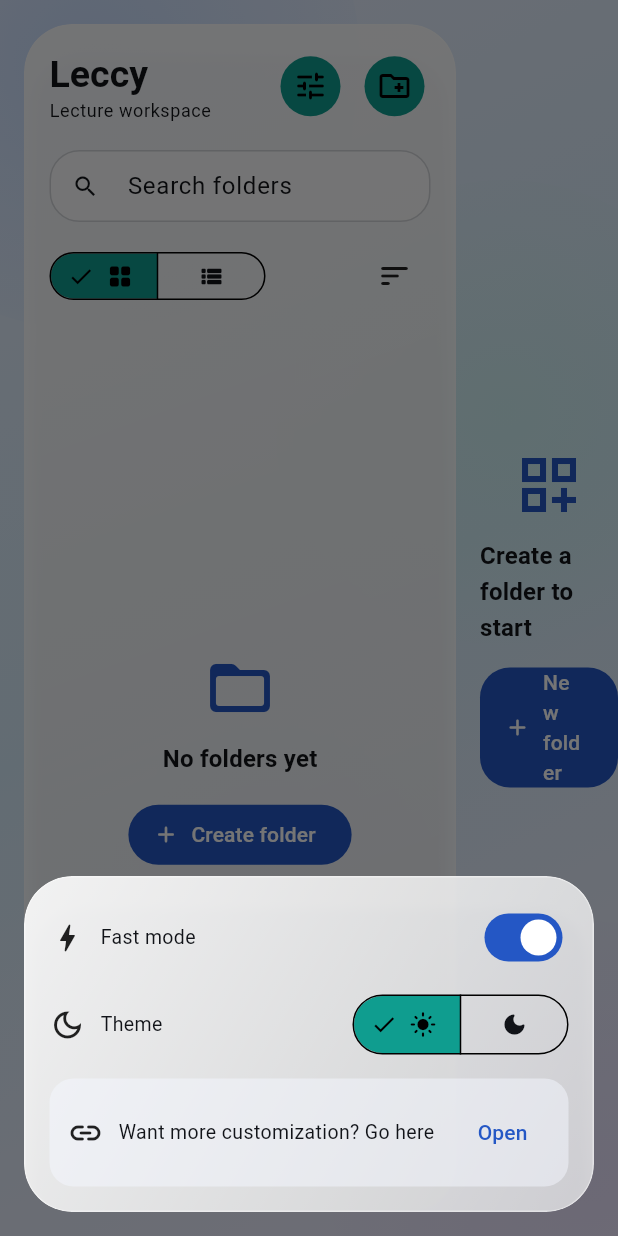
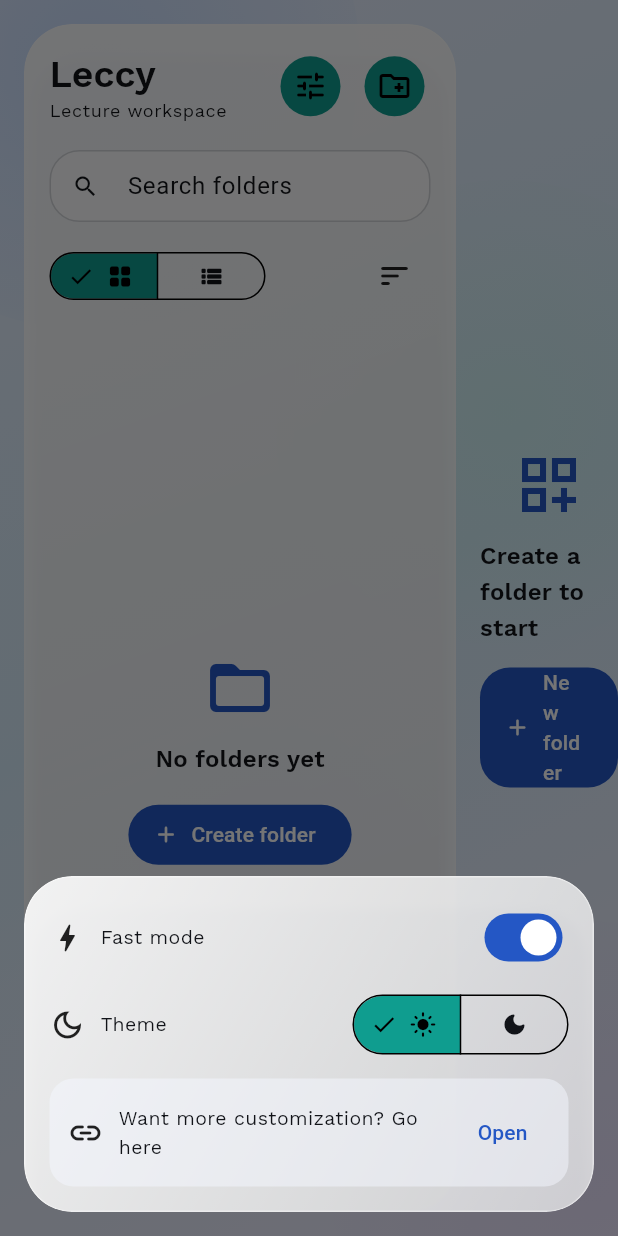
Before and after one commit to Tawan4722/Leccy, a Flutter app: the screen it shows after launch, after a tap on the "tune" icon, on a phone screen of 412 x 824 dp. Run offline on Flutter 3.47's test engine with Material 3 defaults, Android fonts, the phone set to English and light mode, and no system bars; our stand-ins replace file_picker, flutter_riverpod, google_fonts, sqflite_common_ffi; missing offline and left inert: flutter_quill; accounts and stored records are empty; Roboto replaces fonts that are missing (Montserrat).

Commit message:
style: switch app typography to Work Sans

```diff
--- a/lib/src/ui/leccy_app.dart
+++ b/lib/src/ui/leccy_app.dart
@@ -8,6 +8,7 @@ import 'package:flutter/material.dart';
 import 'package:flutter_localizations/flutter_localizations.dart';
 import 'package:flutter_quill/flutter_quill.dart' as quill;
 import 'package:flutter_riverpod/flutter_riverpod.dart';
+import 'package:google_fonts/google_fonts.dart';
 import 'package:intl/intl.dart';
 import 'package:url_launcher/url_launcher.dart';
 
@@ -54,27 +55,22 @@ class LeccyApp extends ConsumerWidget {
   }
 
   ThemeData _buildTheme(ColorScheme scheme, bool isDark) {
+    final baseTextTheme = const TextTheme(
+      headlineSmall: TextStyle(fontSize: 25, fontWeight: FontWeight.w600),
+      titleLarge: TextStyle(fontSize: 20, fontWeight: FontWeight.w600),
+      titleMedium: TextStyle(fontSize: 16, fontWeight: FontWeight.w600),
+      titleSmall: TextStyle(fontSize: 14, fontWeight: FontWeight.w600),
+      bodyMedium: TextStyle(fontSize: 13),
+      bodySmall: TextStyle(fontSize: 12),
+    );
     return ThemeData(
       useMaterial3: true,
-      fontFamily: 'Montserrat',
-      fontFamilyFallback: const [
-        'Aptos',
-        'Segoe UI',
-        'Helvetica Neue',
-        'Arial',
-      ],
+      textTheme: GoogleFonts.workSansTextTheme(baseTextTheme),
+      primaryTextTheme: GoogleFonts.workSansTextTheme(baseTextTheme),
       colorScheme: scheme,
       scaffoldBackgroundColor: isDark
           ? const Color(0xFF0D1016)
           : const Color(0xFFECEFF8),
-      textTheme: const TextTheme(
-        headlineSmall: TextStyle(fontSize: 25, fontWeight: FontWeight.w600),
-        titleLarge: TextStyle(fontSize: 20, fontWeight: FontWeight.w600),
-        titleMedium: TextStyle(fontSize: 16, fontWeight: FontWeight.w600),
-        titleSmall: TextStyle(fontSize: 14, fontWeight: FontWeight.w600),
-        bodyMedium: TextStyle(fontSize: 13),
-        bodySmall: TextStyle(fontSize: 12),
-      ),
       inputDecorationTheme: InputDecorationTheme(
         border: OutlineInputBorder(
           borderRadius: const BorderRadius.all(Radius.circular(20)),
--- a/pubspec.yaml
+++ b/pubspec.yaml
@@ -45,6 +45,7 @@ dependencies:
   flutter_quill: ^11.5.0
   intl: ^0.20.2
   url_launcher: ^6.3.2
+  google_fonts: ^6.3.1
 
 dev_dependencies:
   flutter_test:
```
Also changed, not shown: pubspec.lock.
